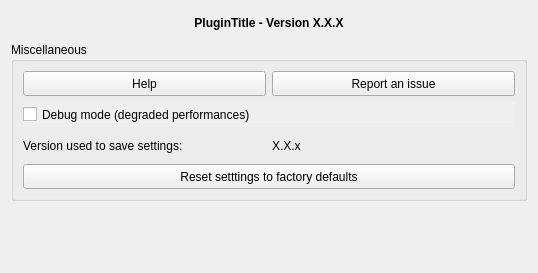
First picture: the form in qgis_hub_plugin/gui/dlg_settings.ui, repository qgis/QGIS-Hub-Plugin, before the edit.
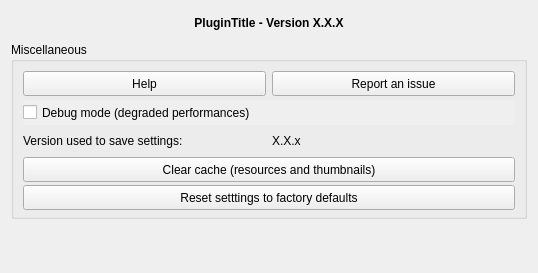
Second picture: the form after the edit.

Commit message:
Add thumbnail download progress bar and cache clear button
Show a progress bar in the QGIS main message bar during the initial
thumbnail download so users get feedback beyond the spinning cursor,
and add a "Clear cache" button in the plugin settings to delete the
cached resource list and thumbnails.

What changed in the file:
```diff
--- a/qgis_hub_plugin/gui/dlg_settings.ui
+++ b/qgis_hub_plugin/gui/dlg_settings.ui
@@ -170,6 +170,28 @@
                             </widget>
                         </item>
                         <item row="3" column="0" colspan="2">
+                            <widget class="QPushButton" name="btn_clear_cache">
+                                <property name="minimumSize">
+                                    <size>
+                                        <width>200</width>
+                                        <height>25</height>
+                                    </size>
+                                </property>
+                                <property name="maximumSize">
+                                    <size>
+                                        <width>16777215</width>
+                                        <height>30</height>
+                                    </size>
+                                </property>
+                                <property name="toolTip">
+                                    <string>Delete the cached resource list and all downloaded thumbnails.</string>
+                                </property>
+                                <property name="text">
+                                    <string>Clear cache (resources and thumbnails)</string>
+                                </property>
+                            </widget>
+                        </item>
+                        <item row="4" column="0" colspan="2">
                             <widget class="QPushButton" name="btn_reset">
                                 <property name="minimumSize">
                                     <size>
```
The commit also changes 3 other files.
